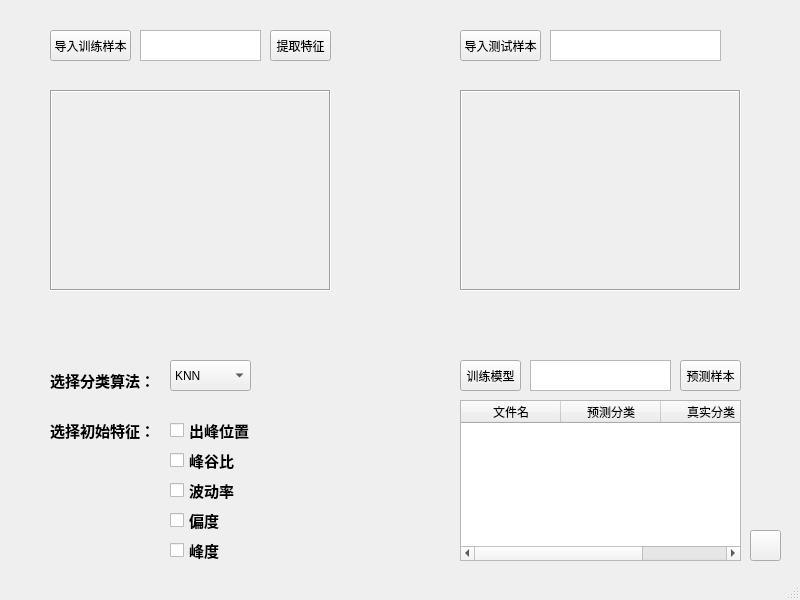
Before: the Qt Designer form software.ui in Biubiupia/MachineLearningProject, drawn with Qt 5.
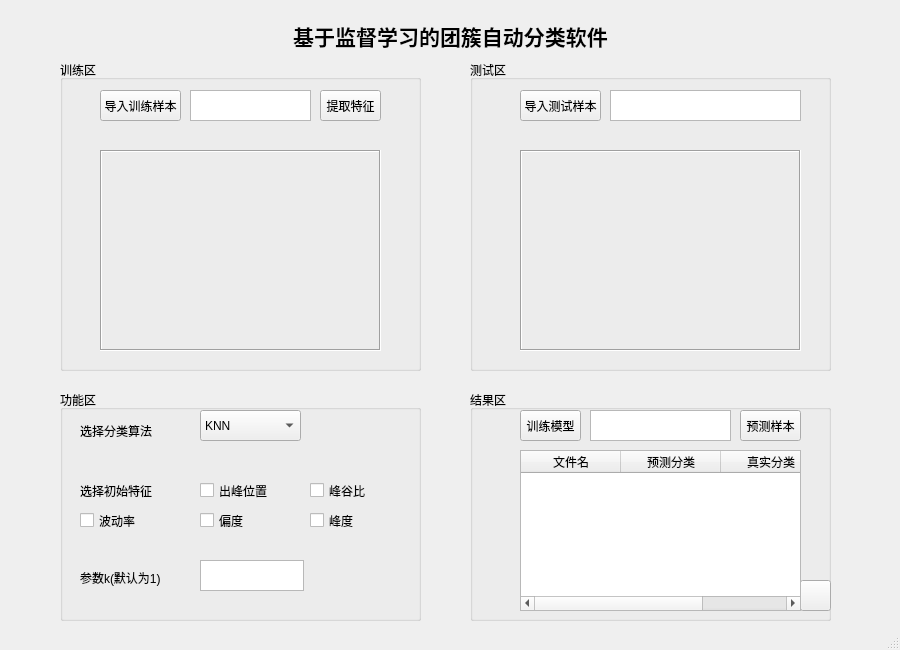
After: the same form once the commit is applied. Icons and pictures are not drawn.

Diff of the .ui file:
```diff
--- a/software.ui
+++ b/software.ui
@@ -6,72 +6,79 @@
    <rect>
     <x>0</x>
     <y>0</y>
-    <width>800</width>
-    <height>600</height>
+    <width>900</width>
+    <height>650</height>
    </rect>
   </property>
   <property name="minimumSize">
    <size>
-    <width>800</width>
-    <height>600</height>
+    <width>900</width>
+    <height>650</height>
    </size>
   </property>
   <property name="maximumSize">
    <size>
-    <width>800</width>
-    <height>600</height>
+    <width>900</width>
+    <height>650</height>
    </size>
   </property>
   <property name="windowTitle">
    <string>MainWindow</string>
   </property>
   <widget class="QWidget" name="centralwidget">
-   <widget class="QLabel" name="imagelabel">
+   <widget class="QLabel" name="label_3">
     <property name="geometry">
      <rect>
-      <x>460</x>
-      <y>90</y>
-      <width>281</width>
-      <height>201</height>
+      <x>0</x>
+      <y>20</y>
+      <width>901</width>
+      <height>31</height>
      </rect>
     </property>
-    <property name="frameShape">
-     <enum>QFrame::Box</enum>
+    <property name="font">
+     <font>
+      <family>Aharoni</family>
+      <pointsize>16</pointsize>
+      <weight>75</weight>
+      <bold>true</bold>
+     </font>
     </property>
-    <property name="frameShadow">
-     <enum>QFrame::Sunken</enum>
-    </property>
     <property name="text">
-     <string/>
+     <string>基于监督学习的团簇自动分类软件</string>
     </property>
+    <property name="alignment">
+     <set>Qt::AlignCenter</set>
+    </property>
    </widget>
-   <widget class="QTextBrowser" name="displayFname">
+   <widget class="QGroupBox" name="groupBox">
     <property name="geometry">
      <rect>
-      <x>550</x>
-      <y>30</y>
-      <width>171</width>
-      <height>31</height>
+      <x>60</x>
+      <y>60</y>
+      <width>361</width>
+      <height>311</height>
      </rect>
     </property>
-   </widget>
-   <widget class="QPushButton" name="pushButton">
+    <property name="title">
+     <string>训练区</string>
+    </property>
+    <widget class="QPushButton" name="pushButton_3">
     <property name="geometry">
      <rect>
-      <x>460</x>
+       <x>260</x>
       <y>30</y>
-      <width>81</width>
+       <width>61</width>
       <height>31</height>
      </rect>
     </property>
     <property name="text">
-     <string>导入测试样本</string>
+      <string>提取特征</string>
     </property>
    </widget>
    <widget class="QPushButton" name="pushButton_2">
     <property name="geometry">
      <rect>
-      <x>50</x>
+       <x>40</x>
       <y>30</y>
       <width>81</width>
       <height>31</height>
@@ -84,7 +91,7 @@
    <widget class="QTextBrowser" name="displayDirname">
     <property name="geometry">
      <rect>
-      <x>140</x>
+       <x>130</x>
       <y>30</y>
       <width>121</width>
       <height>31</height>
@@ -101,7 +108,7 @@
    <widget class="QLabel" name="imagelabel_2">
     <property name="geometry">
      <rect>
-      <x>50</x>
+       <x>40</x>
       <y>90</y>
       <width>281</width>
       <height>201</height>
@@ -117,142 +124,122 @@
      <string/>
     </property>
    </widget>
-   <widget class="QPushButton" name="pushButton_3">
+   </widget>
+   <widget class="QGroupBox" name="groupBox_2">
     <property name="geometry">
      <rect>
-      <x>270</x>
+      <x>470</x>
+      <y>60</y>
+      <width>361</width>
+      <height>311</height>
+     </rect>
+    </property>
+    <property name="title">
+     <string>测试区</string>
+    </property>
+    <widget class="QPushButton" name="pushButton">
+     <property name="geometry">
+      <rect>
+       <x>50</x>
       <y>30</y>
-      <width>61</width>
-      <height>31</height>
-     </rect>
-    </property>
-    <property name="text">
-     <string>提取特征</string>
-    </property>
-   </widget>
-   <widget class="QComboBox" name="algorithmType">
-    <property name="geometry">
-     <rect>
-      <x>170</x>
-      <y>360</y>
       <width>81</width>
       <height>31</height>
      </rect>
     </property>
-    <item>
      <property name="text">
-      <string>KNN</string>
+      <string>导入测试样本</string>
      </property>
-    </item>
-    <item>
-     <property name="text">
-      <string>朴素贝叶斯</string>
+    </widget>
+    <widget class="QTextBrowser" name="displayFname">
+     <property name="geometry">
+      <rect>
+       <x>140</x>
+       <y>30</y>
+       <width>191</width>
+       <height>31</height>
+      </rect>
      </property>
-    </item>
-    <item>
-     <property name="text">
-      <string>决策树</string>
-     </property>
-    </item>
-    <item>
-     <property name="text">
-      <string>SVM</string>
-     </property>
-    </item>
-   </widget>
-   <widget class="QLabel" name="label">
+    </widget>
+    <widget class="QLabel" name="imagelabel">
     <property name="geometry">
      <rect>
       <x>50</x>
-      <y>360</y>
-      <width>111</width>
-      <height>41</height>
-     </rect>
-    </property>
-    <property name="font">
-     <font>
-      <family>Aharoni</family>
-      <pointsize>11</pointsize>
-      <weight>75</weight>
-      <bold>true</bold>
-     </font>
-    </property>
+       <y>90</y>
+       <width>281</width>
+       <height>201</height>
+      </rect>
+     </property>
+     <property name="frameShape">
+      <enum>QFrame::Box</enum>
+     </property>
+     <property name="frameShadow">
+      <enum>QFrame::Sunken</enum>
+     </property>
     <property name="text">
-     <string>选择分类算法：</string>
+      <string/>
+     </property>
+    </widget>
+   </widget>
+   <widget class="QGroupBox" name="groupBox_4">
+    <property name="geometry">
+     <rect>
+      <x>60</x>
+      <y>390</y>
+      <width>361</width>
+      <height>231</height>
+     </rect>
+    </property>
+    <property name="title">
+     <string>功能区</string>
+    </property>
+    <widget class="QCheckBox" name="skewness">
+     <property name="geometry">
+      <rect>
+       <x>140</x>
+       <y>120</y>
+       <width>101</width>
+       <height>21</height>
+      </rect>
+     </property>
+     <property name="text">
+      <string>偏度</string>
     </property>
    </widget>
    <widget class="QLabel" name="label_2">
     <property name="geometry">
      <rect>
-      <x>50</x>
-      <y>410</y>
+       <x>20</x>
+       <y>80</y>
       <width>111</width>
       <height>41</height>
      </rect>
     </property>
-    <property name="font">
-     <font>
-      <family>Aharoni</family>
-      <pointsize>11</pointsize>
-      <weight>75</weight>
-      <bold>true</bold>
-     </font>
-    </property>
     <property name="text">
-     <string>选择初始特征：</string>
-    </property>
-   </widget>
-   <widget class="QPushButton" name="pushButton_4">
+      <string>选择初始特征</string>
+     </property>
+    </widget>
+    <widget class="QCheckBox" name="waveRate">
     <property name="geometry">
      <rect>
-      <x>460</x>
-      <y>360</y>
-      <width>61</width>
-      <height>31</height>
-     </rect>
-    </property>
-    <property name="text">
-     <string>训练模型</string>
-    </property>
-   </widget>
-   <widget class="QCheckBox" name="peakPos">
-    <property name="geometry">
-     <rect>
-      <x>170</x>
-      <y>420</y>
+       <x>20</x>
+       <y>120</y>
       <width>101</width>
       <height>21</height>
      </rect>
     </property>
-    <property name="font">
-     <font>
-      <family>Aharoni</family>
-      <pointsize>11</pointsize>
-      <weight>75</weight>
-      <bold>true</bold>
-     </font>
-    </property>
     <property name="text">
-     <string>出峰位置</string>
+      <string>波动率</string>
     </property>
    </widget>
    <widget class="QCheckBox" name="CV">
     <property name="geometry">
      <rect>
-      <x>170</x>
-      <y>450</y>
+       <x>250</x>
+       <y>90</y>
       <width>101</width>
       <height>21</height>
      </rect>
     </property>
-    <property name="font">
-     <font>
-      <family>Aharoni</family>
-      <pointsize>11</pointsize>
-      <weight>75</weight>
-      <bold>true</bold>
-     </font>
-    </property>
     <property name="text">
      <string>峰谷比</string>
     </property>
@@ -260,94 +247,130 @@
    <widget class="QCheckBox" name="kurtosis">
     <property name="geometry">
      <rect>
-      <x>170</x>
-      <y>540</y>
+       <x>250</x>
+       <y>120</y>
       <width>101</width>
       <height>21</height>
      </rect>
     </property>
-    <property name="font">
-     <font>
-      <family>Aharoni</family>
-      <pointsize>11</pointsize>
-      <weight>75</weight>
-      <bold>true</bold>
-     </font>
-    </property>
     <property name="text">
      <string>峰度</string>
     </property>
    </widget>
-   <widget class="QCheckBox" name="waveRate">
+    <widget class="QCheckBox" name="peakPos">
     <property name="geometry">
      <rect>
-      <x>170</x>
-      <y>480</y>
+       <x>140</x>
+       <y>90</y>
       <width>101</width>
       <height>21</height>
      </rect>
     </property>
-    <property name="font">
-     <font>
-      <family>Aharoni</family>
-      <pointsize>11</pointsize>
-      <weight>75</weight>
-      <bold>true</bold>
-     </font>
-    </property>
+     <property name="text">
+      <string>出峰位置</string>
+     </property>
+    </widget>
+    <widget class="QLabel" name="label">
+     <property name="geometry">
+      <rect>
+       <x>20</x>
+       <y>20</y>
+       <width>111</width>
+       <height>41</height>
+      </rect>
+     </property>
     <property name="text">
-     <string>波动率</string>
-    </property>
-   </widget>
-   <widget class="QCheckBox" name="skewness">
+      <string>选择分类算法</string>
+     </property>
+    </widget>
+    <widget class="QComboBox" name="algorithmType">
     <property name="geometry">
      <rect>
-      <x>170</x>
-      <y>510</y>
+       <x>140</x>
+       <y>20</y>
       <width>101</width>
-      <height>21</height>
-     </rect>
-    </property>
-    <property name="font">
-     <font>
-      <family>Aharoni</family>
-      <pointsize>11</pointsize>
-      <weight>75</weight>
-      <bold>true</bold>
-     </font>
-    </property>
+       <height>31</height>
+      </rect>
+     </property>
+     <item>
+      <property name="text">
+       <string>KNN</string>
+      </property>
+     </item>
+     <item>
     <property name="text">
-     <string>偏度</string>
-    </property>
-   </widget>
-   <widget class="QTextBrowser" name="displayAccuracy">
+       <string>朴素贝叶斯</string>
+      </property>
+     </item>
+     <item>
+      <property name="text">
+       <string>决策树</string>
+      </property>
+     </item>
+     <item>
+      <property name="text">
+       <string>SVM</string>
+      </property>
+     </item>
+    </widget>
+    <widget class="QLabel" name="label_4">
     <property name="geometry">
      <rect>
-      <x>530</x>
-      <y>360</y>
-      <width>141</width>
+       <x>20</x>
+       <y>180</y>
+       <width>101</width>
+       <height>16</height>
+      </rect>
+     </property>
+     <property name="text">
+      <string>参数k(默认为1)</string>
+     </property>
+    </widget>
+    <widget class="QPlainTextEdit" name="plainTextEdit">
+     <property name="geometry">
+      <rect>
+       <x>140</x>
+       <y>170</y>
+       <width>104</width>
       <height>31</height>
      </rect>
     </property>
    </widget>
-   <widget class="QPushButton" name="pushButton_5">
+   </widget>
+   <widget class="QGroupBox" name="groupBox_5">
     <property name="geometry">
      <rect>
-      <x>680</x>
-      <y>360</y>
-      <width>61</width>
+      <x>470</x>
+      <y>390</y>
+      <width>361</width>
+      <height>231</height>
+     </rect>
+    </property>
+    <property name="title">
+     <string>结果区</string>
+    </property>
+    <widget class="QPushButton" name="pushButton_6">
+     <property name="geometry">
+      <rect>
+       <x>330</x>
+       <y>190</y>
+       <width>31</width>
       <height>31</height>
      </rect>
     </property>
     <property name="text">
-     <string>预测样本</string>
+      <string/>
+     </property>
+     <property name="icon">
+      <iconset>
+       <normaloff>../../1考研/Button_Download.ico</normaloff>../../1考研/Button_Download.ico</iconset>
     </property>
    </widget>
    <widget class="QTableWidget" name="tableWidget">
     <property name="geometry">
      <rect>
-      <x>460</x>
-      <y>400</y>
+       <x>50</x>
+       <y>60</y>
       <width>281</width>
       <height>161</height>
      </rect>
@@ -368,22 +391,42 @@
      </property>
     </column>
    </widget>
-   <widget class="QPushButton" name="pushButton_6">
+    <widget class="QPushButton" name="pushButton_4">
     <property name="geometry">
      <rect>
-      <x>750</x>
-      <y>530</y>
-      <width>31</width>
+       <x>50</x>
+       <y>20</y>
+       <width>61</width>
       <height>31</height>
      </rect>
     </property>
     <property name="text">
-     <string/>
-    </property>
-    <property name="icon">
-     <iconset>
-      <normaloff>E:/1考研/Button_Download.ico</normaloff>E:/1考研/Button_Download.ico</iconset>
-    </property>
+      <string>训练模型</string>
+     </property>
+    </widget>
+    <widget class="QPushButton" name="pushButton_5">
+     <property name="geometry">
+      <rect>
+       <x>270</x>
+       <y>20</y>
+       <width>61</width>
+       <height>31</height>
+      </rect>
+     </property>
+     <property name="text">
+      <string>预测样本</string>
+     </property>
+    </widget>
+    <widget class="QTextBrowser" name="displayAccuracy">
+     <property name="geometry">
+      <rect>
+       <x>120</x>
+       <y>20</y>
+       <width>141</width>
+       <height>31</height>
+      </rect>
+     </property>
+    </widget>
    </widget>
   </widget>
   <widget class="QMenuBar" name="menubar">
```
Left out of the diff: 2 changed lines with no effect on the pictures. Lines whose indentation alone changed are shown as unchanged.
